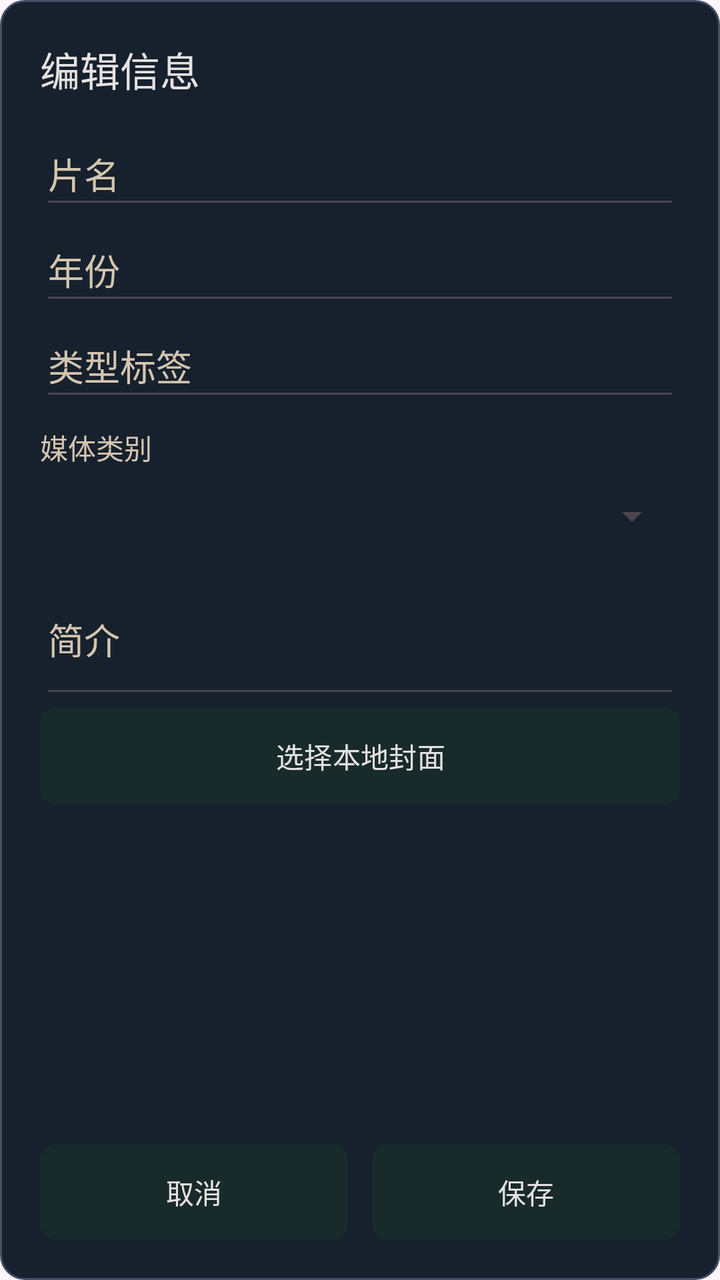
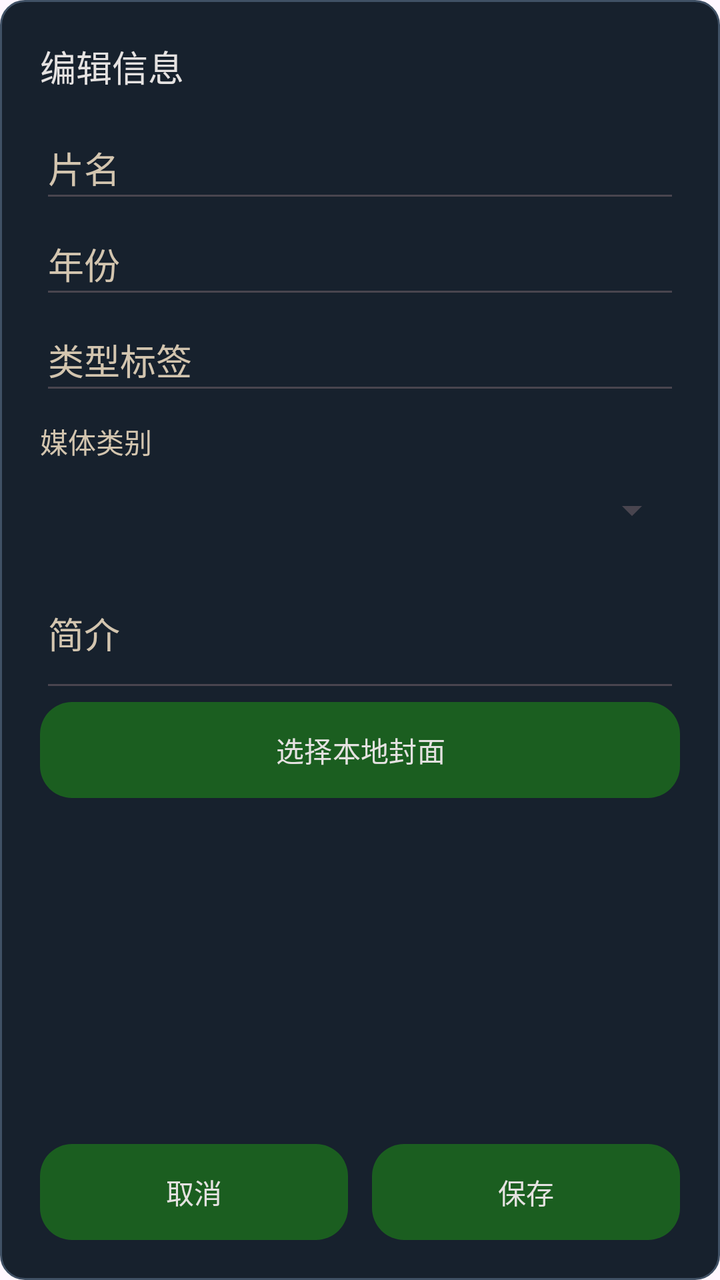

The first picture is an Android layout as it rendered before a commit; the second is the same layout after the commit. The layout source and the unified diff follow.
<!-- AndroidManifest.xml: another module's application theme Theme.YuanBaoTv -->
<!-- res/layout/popup_media_editor.xml -->
<?xml version="1.0" encoding="utf-8"?>
<LinearLayout xmlns:android="http://schemas.android.com/apk/res/android"
    android:layout_width="match_parent" android:layout_height="match_parent"
    android:orientation="vertical" android:padding="20dp" android:background="@drawable/bg_nas_editor_popup">
    <TextView android:layout_width="match_parent" android:layout_height="wrap_content" android:text="@string/media_edit_metadata" android:textColor="@color/tv_text_primary" android:textSize="20sp" />
    <ScrollView android:layout_width="match_parent" android:layout_height="0dp" android:layout_weight="1" android:layout_marginTop="12dp" android:fillViewport="true" android:scrollbars="none">
        <LinearLayout android:layout_width="match_parent" android:layout_height="wrap_content" android:orientation="vertical">
            <EditText android:id="@+id/et_media_title" android:layout_width="match_parent" android:layout_height="wrap_content" android:minHeight="48dp" android:hint="@string/media_edit_title" android:inputType="textCapSentences" android:maxLength="200" android:singleLine="true" android:textColor="@color/tv_text_primary" android:textColorHint="@color/tv_text_secondary" />
            <EditText android:id="@+id/et_media_year" android:layout_width="match_parent" android:layout_height="wrap_content" android:minHeight="48dp" android:hint="@string/media_edit_year" android:inputType="number" android:maxLength="4" android:singleLine="true" android:textColor="@color/tv_text_primary" android:textColorHint="@color/tv_text_secondary" />
            <EditText android:id="@+id/et_media_genre" android:layout_width="match_parent" android:layout_height="wrap_content" android:minHeight="48dp" android:hint="@string/media_edit_genre" android:inputType="text" android:maxLength="200" android:singleLine="true" android:textColor="@color/tv_text_primary" android:textColorHint="@color/tv_text_secondary" />
            <TextView android:layout_width="match_parent" android:layout_height="wrap_content" android:layout_marginTop="8dp" android:text="@string/media_edit_type" android:textColor="@color/tv_text_secondary" android:textSize="14sp" />
            <Spinner android:id="@+id/spinner_media_type" android:layout_width="match_parent" android:layout_height="48dp" />
            <EditText android:id="@+id/et_media_description" android:layout_width="match_parent" android:layout_height="wrap_content" android:minHeight="72dp" android:hint="@string/media_edit_description" android:inputType="textMultiLine" android:maxLength="4000" android:maxLines="4" android:textColor="@color/tv_text_primary" android:textColorHint="@color/tv_text_secondary" />
            <Button android:id="@+id/btn_media_poster" android:layout_width="match_parent" android:layout_height="wrap_content" android:minHeight="48dp" android:background="@drawable/bg_tv_button_focus" android:text="@string/media_edit_poster" android:textColor="@color/tv_text_primary" />
        </LinearLayout>
    </ScrollView>
    <LinearLayout android:layout_width="match_parent" android:layout_height="wrap_content" android:layout_marginTop="12dp" android:orientation="horizontal" android:clipChildren="false" android:clipToPadding="false">
        <Button android:id="@+id/btn_editor_cancel" android:layout_width="0dp" android:layout_height="48dp" android:layout_weight="1" android:background="@drawable/bg_tv_button_focus" android:text="@string/btn_cancel" android:textColor="@color/tv_text_primary" />
        <Button android:id="@+id/btn_editor_save" android:layout_width="0dp" android:layout_height="48dp" android:layout_weight="1" android:layout_marginStart="12dp" android:background="@drawable/bg_tv_button_focus" android:text="@string/media_edit_save" android:textColor="@color/tv_text_primary" />
    </LinearLayout>
</LinearLayout>
<!-- resources referenced by this layout -->
<resources>
  <color name="tv_text_primary">#E5E2E1</color>
  <color name="tv_text_secondary">#D3C5AF</color>
  <!-- drawable bg_nas_editor_popup (drawable) -->
  <?xml version="1.0" encoding="utf-8"?>
  <shape xmlns:android="http://schemas.android.com/apk/res/android"
      android:shape="rectangle">
      <solid android:color="@color/nas_popup_surface" />
      <corners android:radius="12dp" />
      <stroke
          android:width="1dp"
          android:color="@color/nas_popup_stroke" />
  </shape>
  <!-- drawable bg_tv_button_focus (drawable) -->
  <?xml version="1.0" encoding="utf-8"?>
  <selector xmlns:android="http://schemas.android.com/apk/res/android">
      <item android:state_focused="true">
          <shape android:shape="rectangle">
              <solid android:color="@color/tv_accent_blue" />
              <stroke android:width="2dp" android:color="@color/tv_focus_ring" />
              <corners android:radius="8dp" />
          </shape>
      </item>
      <item>
          <shape android:shape="rectangle">
              <solid android:color="#26FFFFFF" />
              <corners android:radius="8dp" />
          </shape>
      </item>
  </selector>
  <string name="btn_cancel">取消</string>
  <string name="media_edit_description">简介</string>
  <string name="media_edit_genre">类型标签</string>
  <string name="media_edit_metadata">编辑信息</string>
  <string name="media_edit_poster">选择本地封面</string>
  <string name="media_edit_save">保存</string>
  <string name="media_edit_title">片名</string>
  <string name="media_edit_type">媒体类别</string>
  <string name="media_edit_year">年份</string>
  <style name="Theme.YuanBaoTv" parent="Theme.Material3.DayNight.NoActionBar">
          <item name="colorPrimary">@color/primary</item>
          <item name="colorOnPrimary">@color/on_primary</item>
          <item name="android:statusBarColor">@android:color/transparent</item>
          <item name="android:navigationBarColor">@android:color/transparent</item>
          <item name="android:windowLightStatusBar">false</item>
          <item name="buttonStyle">@style/Widget.YuanBaoTv.Button</item>
      </style>
  <color name="nas_popup_surface">#17212D</color>
  <color name="nas_popup_stroke">#405165</color>
  <color name="tv_accent_blue">#38BDF8</color>
  <color name="tv_focus_ring">#84F5E8</color>
  <color name="primary">#1B5E20</color>
  <color name="on_primary">#FFFFFF</color>
  <style name="Widget.YuanBaoTv.Button" parent="Widget.AppCompat.Button">
          <item name="android:backgroundTint">@null</item>
          <item name="backgroundTint">@null</item>
          <item name="android:textAllCaps">false</item>
      </style>
</resources>

<!-- the commit's change to res/layout/popup_media_editor.xml (unified diff, before → after) -->
@@ -2,20 +2,20 @@
 <LinearLayout xmlns:android="http://schemas.android.com/apk/res/android"
     android:layout_width="match_parent" android:layout_height="match_parent"
     android:orientation="vertical" android:padding="20dp" android:background="@drawable/bg_nas_editor_popup">
-    <TextView android:layout_width="match_parent" android:layout_height="wrap_content" android:text="@string/media_edit_metadata" android:textColor="@color/tv_text_primary" android:textSize="20sp" />
+    <TextView android:layout_width="match_parent" android:layout_height="wrap_content" android:text="@string/media_edit_metadata" android:textColor="@color/tv_text_primary" android:textSize="@dimen/ui_text_section" />
     <ScrollView android:layout_width="match_parent" android:layout_height="0dp" android:layout_weight="1" android:layout_marginTop="12dp" android:fillViewport="true" android:scrollbars="none">
         <LinearLayout android:layout_width="match_parent" android:layout_height="wrap_content" android:orientation="vertical">
             <EditText android:id="@+id/et_media_title" android:layout_width="match_parent" android:layout_height="wrap_content" android:minHeight="48dp" android:hint="@string/media_edit_title" android:inputType="textCapSentences" android:maxLength="200" android:singleLine="true" android:textColor="@color/tv_text_primary" android:textColorHint="@color/tv_text_secondary" />
             <EditText android:id="@+id/et_media_year" android:layout_width="match_parent" android:layout_height="wrap_content" android:minHeight="48dp" android:hint="@string/media_edit_year" android:inputType="number" android:maxLength="4" android:singleLine="true" android:textColor="@color/tv_text_primary" android:textColorHint="@color/tv_text_secondary" />
             <EditText android:id="@+id/et_media_genre" android:layout_width="match_parent" android:layout_height="wrap_content" android:minHeight="48dp" android:hint="@string/media_edit_genre" android:inputType="text" android:maxLength="200" android:singleLine="true" android:textColor="@color/tv_text_primary" android:textColorHint="@color/tv_text_secondary" />
-            <TextView android:layout_width="match_parent" android:layout_height="wrap_content" android:layout_marginTop="8dp" android:text="@string/media_edit_type" android:textColor="@color/tv_text_secondary" android:textSize="14sp" />
+            <TextView android:layout_width="match_parent" android:layout_height="wrap_content" android:layout_marginTop="@dimen/feature_res_spacing_small" android:text="@string/media_edit_type" android:textColor="@color/tv_text_secondary" android:textSize="@dimen/ui_text_body" />
             <Spinner android:id="@+id/spinner_media_type" android:layout_width="match_parent" android:layout_height="48dp" />
             <EditText android:id="@+id/et_media_description" android:layout_width="match_parent" android:layout_height="wrap_content" android:minHeight="72dp" android:hint="@string/media_edit_description" android:inputType="textMultiLine" android:maxLength="4000" android:maxLines="4" android:textColor="@color/tv_text_primary" android:textColorHint="@color/tv_text_secondary" />
-            <Button android:id="@+id/btn_media_poster" android:layout_width="match_parent" android:layout_height="wrap_content" android:minHeight="48dp" android:background="@drawable/bg_tv_button_focus" android:text="@string/media_edit_poster" android:textColor="@color/tv_text_primary" />
+            <Button android:id="@+id/btn_media_poster" android:layout_width="match_parent" android:layout_height="wrap_content" android:minHeight="48dp" android:background="@drawable/bg_tv_button_focus" android:text="@string/media_edit_poster" android:textColor="@color/tv_control_text" />
         </LinearLayout>
     </ScrollView>
     <LinearLayout android:layout_width="match_parent" android:layout_height="wrap_content" android:layout_marginTop="12dp" android:orientation="horizontal" android:clipChildren="false" android:clipToPadding="false">
-        <Button android:id="@+id/btn_editor_cancel" android:layout_width="0dp" android:layout_height="48dp" android:layout_weight="1" android:background="@drawable/bg_tv_button_focus" android:text="@string/btn_cancel" android:textColor="@color/tv_text_primary" />
-        <Button android:id="@+id/btn_editor_save" android:layout_width="0dp" android:layout_height="48dp" android:layout_weight="1" android:layout_marginStart="12dp" android:background="@drawable/bg_tv_button_focus" android:text="@string/media_edit_save" android:textColor="@color/tv_text_primary" />
+        <Button android:id="@+id/btn_editor_cancel" android:layout_width="0dp" android:layout_height="48dp" android:layout_weight="1" android:background="@drawable/bg_tv_button_focus" android:text="@string/btn_cancel" android:textColor="@color/tv_control_text" />
+        <Button android:id="@+id/btn_editor_save" android:layout_width="0dp" android:layout_height="48dp" android:layout_weight="1" android:layout_marginStart="12dp" android:background="@drawable/bg_tv_button_focus" android:text="@string/media_edit_save" android:textColor="@color/tv_control_text" />
     </LinearLayout>
 </LinearLayout>
<!-- resource entries referenced after the edit -->
@@ -2,6 +2,9 @@
 <resources>
   <color name="tv_text_primary">#E5E2E1</color>
   <color name="tv_text_secondary">#D3C5AF</color>
+  <dimen name="feature_res_spacing_small">8dp</dimen>
+  <dimen name="ui_text_body">14sp</dimen>
+  <dimen name="ui_text_section">18sp</dimen>
   <!-- drawable bg_nas_editor_popup (drawable) -->
   <?xml version="1.0" encoding="utf-8"?>
   <shape xmlns:android="http://schemas.android.com/apk/res/android"
@@ -15,19 +18,11 @@
   <!-- drawable bg_tv_button_focus (drawable) -->
   <?xml version="1.0" encoding="utf-8"?>
   <selector xmlns:android="http://schemas.android.com/apk/res/android">
-      <item android:state_focused="true">
-          <shape android:shape="rectangle">
-              <solid android:color="@color/tv_accent_blue" />
-              <stroke android:width="2dp" android:color="@color/tv_focus_ring" />
-              <corners android:radius="8dp" />
-          </shape>
-      </item>
-      <item>
-          <shape android:shape="rectangle">
-              <solid android:color="#26FFFFFF" />
-              <corners android:radius="8dp" />
-          </shape>
-      </item>
+      <item android:state_enabled="false"><shape android:shape="rectangle"><solid android:color="@color/tv_control_disabled"/><corners android:radius="16dp"/></shape></item>
+      <item android:state_focused="true"><shape android:shape="rectangle"><solid android:color="@color/tv_control_focused"/><corners android:radius="16dp"/><stroke android:width="2dp" android:color="@color/tv_focus_ring"/></shape></item>
+      <item android:state_pressed="true"><shape android:shape="rectangle"><solid android:color="@color/tv_control_focused"/><corners android:radius="16dp"/></shape></item>
+      <item android:state_selected="true"><shape android:shape="rectangle"><solid android:color="@color/tv_nav_selected"/><corners android:radius="16dp"/></shape></item>
+      <item ><shape android:shape="rectangle"><solid android:color="@color/tv_control_surface"/><corners android:radius="16dp"/></shape></item>
   </selector>
   <string name="btn_cancel">取消</string>
   <string name="media_edit_description">简介</string>
@@ -48,8 +43,11 @@
       </style>
   <color name="nas_popup_surface">#17212D</color>
   <color name="nas_popup_stroke">#405165</color>
-  <color name="tv_accent_blue">#38BDF8</color>
+  <color name="tv_control_disabled">#202526</color>
+  <color name="tv_control_focused">#344B48</color>
   <color name="tv_focus_ring">#84F5E8</color>
+  <color name="tv_nav_selected">#25443F</color>
+  <color name="tv_control_surface">#2A2D30</color>
   <color name="primary">#1B5E20</color>
   <color name="on_primary">#FFFFFF</color>
   <style name="Widget.YuanBaoTv.Button" parent="Widget.AppCompat.Button">
